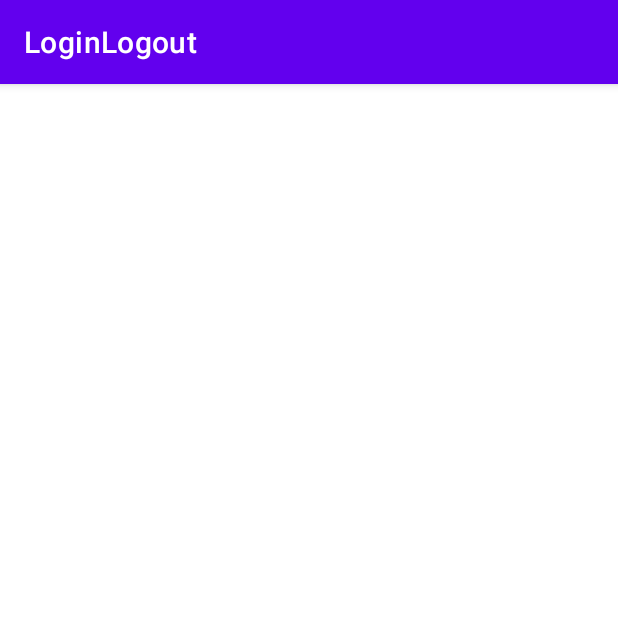
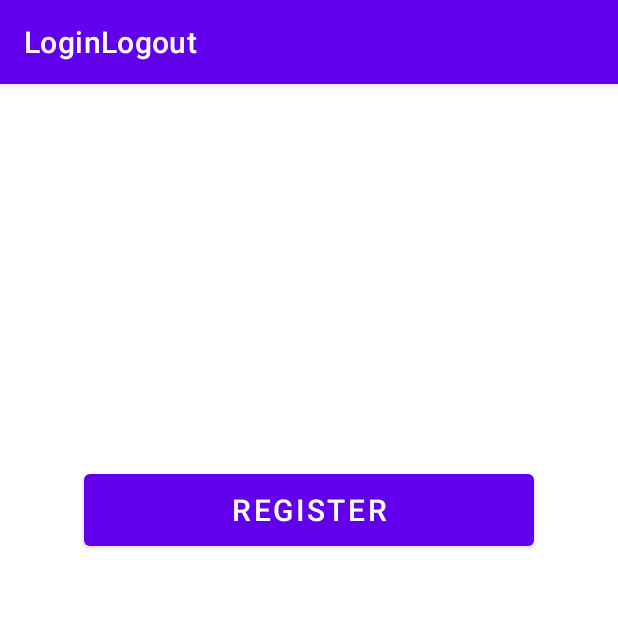
Before and after one commit to Raj53-hub/LoginLogout, an Android app: the Sreen3 screen opened directly, with no data from a screen before it, on a phone screen of 412 x 824 dp, the top half of it. Run offline under Robolectric (Android 15) with nearby library versions, the phone set to English and light mode, and no system bars.

```diff
--- a/app/src/main/res/layout/activity_sreen3.xml
+++ b/app/src/main/res/layout/activity_sreen3.xml
@@ -6,4 +6,36 @@
     android:layout_height="match_parent"
     tools:context=".Sreen3">
 
+    <ScrollView
+        android:layout_width="match_parent"
+        android:layout_height="match_parent"
+        android:foregroundGravity="center">
+
+    <LinearLayout
+        android:layout_width="match_parent"
+        android:layout_height="match_parent"
+        android:orientation="vertical"
+        android:layout_gravity="center"
+        android:paddingRight="20dp"
+        android:paddingLeft="20dp"
+        android:gravity="center">
+
+        <Button
+            android:id="@+id/btnButton"
+            android:layout_width="300dp"
+            android:layout_height="60dp"
+            android:text="Register"
+            android:textSize="20dp"
+            android:onClick="fun3"/>
+
+        <TextView
+            android:layout_width="300dp"
+            android:layout_height="200dp"
+            android:textColor="#F00"
+            android:text=""
+            android:textSize="15dp"
+            android:id="@+id/tv1"/>
+
+    </LinearLayout>
+    </ScrollView>
 </androidx.constraintlayout.widget.ConstraintLayout>
```
Also changed, not shown: app/src/main/AndroidManifest.xml (+6 -2 lines), app/src/main/java/com/example/loginlogout/HomePage.java (+12 -0 lines), app/src/main/java/com/example/loginlogout/MainActivity.java (+11 -0 lines), app/src/main/java/com/example/loginlogout/Sreen3.java (+20 -0 lines), app/src/main/res/layout/activity_home_page.xml (+4 -4 lines).
